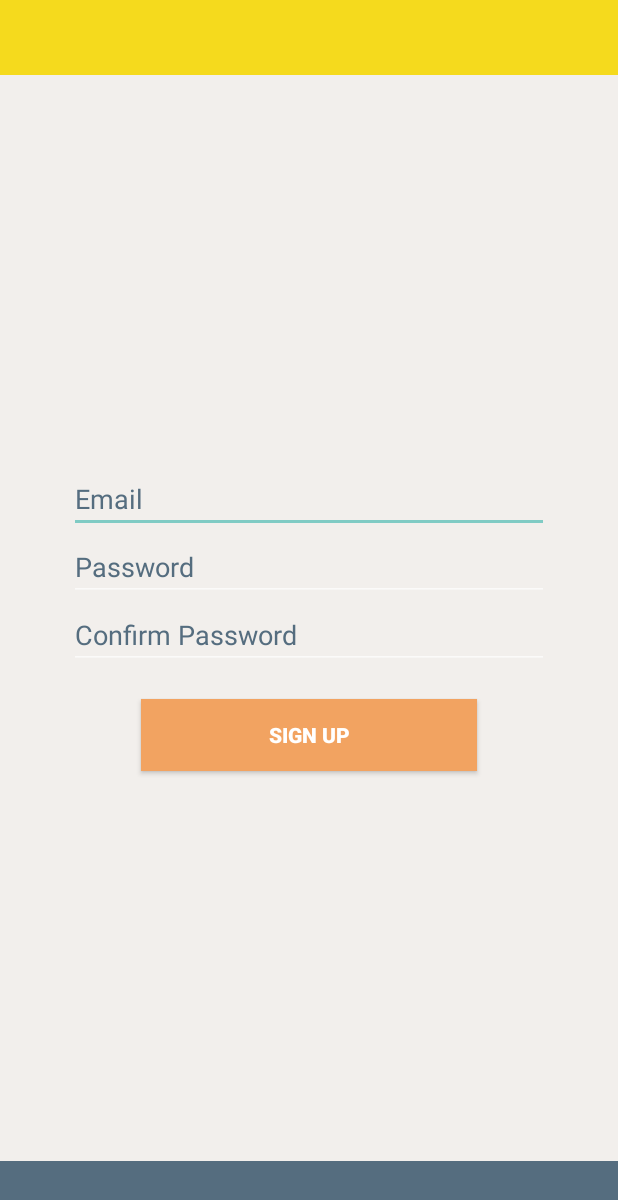
After one commit to theanisaa/Great4IP., an Android app: the SignUpActivity screen opened directly, with no data from a screen before it, on a phone screen of 412 x 824 dp. The commit adds this screen. Shown: the top 1200 px of the screen. Run offline under Robolectric (Android 15) with nearby library versions, the phone set to English and light mode, and no system bars; our stand-ins replace Firebase (no records; nobody signed in at launch, a user with empty details on screens opened directly).

Commit message:
input Firebase SDK and Add Sign UP Activity, model, and interface. Sign Up using email and password. Sign Up already running.

```diff
--- a/app/build.gradle
+++ b/app/build.gradle
@@ -26,4 +26,9 @@ dependencies {
     })
     compile 'com.android.support:appcompat-v7:25.1.1'
     testCompile 'junit:junit:4.12'
+    compile 'com.google.firebase:firebase-core:10.2.0'
+    compile 'com.google.firebase:firebase-auth:10.2.0'
+    compile 'com.google.firebase:firebase-auth:10.2.0'
 }
+
+apply plugin: 'com.google.gms.google-services'
--- a/app/src/main/AndroidManifest.xml
+++ b/app/src/main/AndroidManifest.xml
@@ -1,6 +1,8 @@
 <?xml version="1.0" encoding="utf-8"?>
 <manifest xmlns:android="http://schemas.android.com/apk/res/android"
     package="com.example.a6sigma.great4ip" >
+
+    <uses-permission android:name="android.permission.INTERNET" />
 
     <application
         android:allowBackup="true"
@@ -15,6 +17,7 @@
                 <category android:name="android.intent.category.LAUNCHER" />
             </intent-filter>
         </activity>
+        <activity android:name=".SignUpActivity"></activity>
     </application>
 
 </manifest>
--- /dev/null
+++ b/app/src/main/java/com/example/a6sigma/great4ip/SignUpActivity.java
@@ -0,0 +1,107 @@
+package com.example.a6sigma.great4ip;
+
+import android.app.ProgressDialog;
+import android.os.Bundle;
+import android.support.annotation.NonNull;
+import android.support.annotation.Nullable;
+import android.support.v7.app.AppCompatActivity;
+import android.text.TextUtils;
+import android.view.View;
+import android.widget.Button;
+import android.widget.EditText;
+import android.widget.Toast;
+
+import com.google.android.gms.tasks.OnCompleteListener;
+import com.google.android.gms.tasks.Task;
+import com.google.firebase.auth.AuthResult;
+import com.google.firebase.auth.FirebaseAuth;
+
+/**
+ * Created by lenovo on 07/03/2017.
+ */
+
+public class SignUpActivity extends AppCompatActivity implements View.OnClickListener{
+
+    private EditText mEmail;
+    private EditText mPassword;
+    private EditText mConfirmPassword;
+    private Button mSignUp;
+
+    private ProgressDialog mProgressDialog;
+    private FirebaseAuth mFirebaseAuth;
+
+    private SignUpModel mSignUpModel;
+
+    @Override
+    protected void onCreate(@Nullable Bundle savedInstanceState) {
+        super.onCreate(savedInstanceState);
+        setContentView(R.layout.activity_signup);
+
+        mFirebaseAuth = FirebaseAuth.getInstance();
+        mProgressDialog = new ProgressDialog(this);
+
+        mEmail = (EditText) findViewById(R.id.editTextEmail);
+        mPassword = (EditText) findViewById(R.id.editTextPassword);
+        mConfirmPassword = (EditText) findViewById(R.id.editTextConfirmPassword);
+        mSignUp = (Button) findViewById(R.id.buttonSignUp);
+
+        mSignUp.setOnClickListener(this);
+    }
+
+    @Override
+    public void onClick(View v) {
+        String email = mEmail.getText().toString().trim();
+        String password = mPassword.getText().toString().trim();
+        String confirmPassword = mConfirmPassword.getText().toString().trim();
+
+        mSignUpModel = new SignUpModel(email, password, confirmPassword);
+        if(v == mSignUp){
+            System.out.println(mSignUpModel.getEmail());
+            if(validateUser(mSignUpModel)){
+                registerUser(mSignUpModel);
+            } else {
+                mPassword.setText("");
+                mConfirmPassword.setText("");
+            }
+        }
+    }
+
+    private boolean validateUser(SignUpModel signUpModel){
+        boolean validate = false;
+
+        if(TextUtils.isEmpty(signUpModel.getEmail()) && TextUtils.isEmpty(signUpModel.getPassword())){
+            Toast.makeText(this, "Please input your email and password", Toast.LENGTH_SHORT).show();
+        } else if (TextUtils.isEmpty(signUpModel.getEmail())){
+            Toast.makeText(this, "Please input your email", Toast.LENGTH_SHORT).show();
+        } else if (TextUtils.isEmpty(signUpModel.getPassword())){
+            Toast.makeText(this, "Please input your password", Toast.LENGTH_SHORT).show();
+        } else if(!signUpModel.getConfirmPassword().equals(signUpModel.getPassword())){
+            Toast.makeText(this, "Please input the right confirmation password", Toast.LENGTH_SHORT).show();
+        } else if (signUpModel.getPassword().length()<10){
+            Toast.makeText(this, "Password should be longer than 9 characters", Toast.LENGTH_SHORT).show();
+        } else {
+            validate = true;
+        }
+
+        return validate;
+    }
+
+    private void registerUser(SignUpModel signUpModel){
+        mProgressDialog.setMessage("Registering User...");
+        mProgressDialog.show();
+
+        mFirebaseAuth.createUserWithEmailAndPassword(signUpModel.getEmail(), signUpModel.getPassword())
+                .addOnCompleteListener(this, new OnCompleteListener<AuthResult>() {
+                    @Override
+                    public void onComplete(@NonNull Task<AuthResult> task) {
+                        mProgressDialog.dismiss();
+                        if (task.isSuccessful()) {
+                            Toast.makeText(SignUpActivity.this, "Register Successfully", Toast.LENGTH_SHORT).show();
+                        } else {
+                            Toast.makeText(SignUpActivity.this, "Could not register... please try again", Toast.LENGTH_SHORT).show();
+                        }
+                    }
+                });
+    }
+
+}
--- a/app/src/main/res/layout/activity_login.xml
+++ b/app/src/main/res/layout/activity_login.xml
@@ -7,9 +7,7 @@
     android:layout_width="match_parent"
     android:layout_height="match_parent"
     tools:context="com.example.a6sigma.great4ip.LoginActivity"
-    android:background="@color/background"
-    android:orientation="vertical"
-    android:gravity="center">
+    android:background="@color/background">
 
     <RelativeLayout
         android:layout_width="fill_parent"
--- /dev/null
+++ b/app/src/main/res/layout/activity_signup.xml
@@ -0,0 +1,70 @@
+<?xml version="1.0" encoding="utf-8"?>
+<RelativeLayout
+    xmlns:android="http://schemas.android.com/apk/res/android"
+    android:layout_width="match_parent"
+    android:layout_height="match_parent"
+    android:background="@color/background">
+
+    <RelativeLayout
+        android:layout_width="fill_parent"
+        android:layout_height="50dp"
+        android:layout_alignParentTop="true"
+        android:background="@color/colorPrimary"
+        android:gravity="center" />
+
+    <LinearLayout
+        android:layout_width="match_parent"
+        android:layout_height="match_parent"
+        android:orientation="vertical"
+        android:gravity="center">
+
+        <EditText
+            android:layout_width="wrap_content"
+            android:layout_height="wrap_content"
+            android:id="@+id/editTextEmail"
+            android:ems="15"
+            android:hint="Email"
+            android:textColor="@color/biruAneh"
+            android:textColorHint="@color/biruAneh"
+            android:inputType="textEmailAddress"/>
+
+        <EditText
+            android:layout_width="wrap_content"
+            android:layout_height="wrap_content"
+            android:id="@+id/editTextPassword"
+            android:ems="15"
+            android:hint="Password"
+            android:textColor="@color/biruAneh"
+            android:textColorHint="@color/biruAneh"
+            android:inputType="textPassword"/>
+
+        <EditText
+            android:layout_width="wrap_content"
+            android:layout_height="wrap_content"
+            android:id="@+id/editTextConfirmPassword"
+            android:ems="15"
+            android:hint="Confirm Password"
+            android:textColor="@color/biruAneh"
+            android:textColorHint="@color/biruAneh"
+            android:inputType="textPassword"/>
+
+        <Button
+            android:text="Sign Up"
+            android:layout_width="wrap_content"
+            android:layout_height="wrap_content"
+            android:ems="14"
+            android:id="@+id/buttonSignUp"
+            android:background="@color/oren"
+            android:layout_marginTop="20dp"
+            android:textStyle="bold"/>
+
+    </LinearLayout>
+
+    <RelativeLayout
+        android:layout_width="fill_parent"
+        android:layout_height="50dp"
+        android:layout_alignParentBottom="true"
+        android:background="@color/biruAneh"
+        android:gravity="center"/>
+
+</RelativeLayout>
--- a/build.gradle
+++ b/build.gradle
@@ -5,7 +5,8 @@ buildscript {
         jcenter()
     }
     dependencies {
-        classpath 'com.android.tools.build:gradle:2.2.3'
+        classpath 'com.android.tools.build:gradle:2.3.0'
+        classpath 'com.google.gms:google-services:3.0.0'
 
         // NOTE: Do not place your application dependencies here; they belong
         // in the individual module build.gradle files
```
Also changed, not shown: app/src/main/java/com/example/a6sigma/great4ip/LoginActivity.java (+19 -1 lines), app/src/main/java/com/example/a6sigma/great4ip/SignUpModel.java (added, +41 -0 lines), gradle/wrapper/gradle-wrapper.properties, 1 other file.
